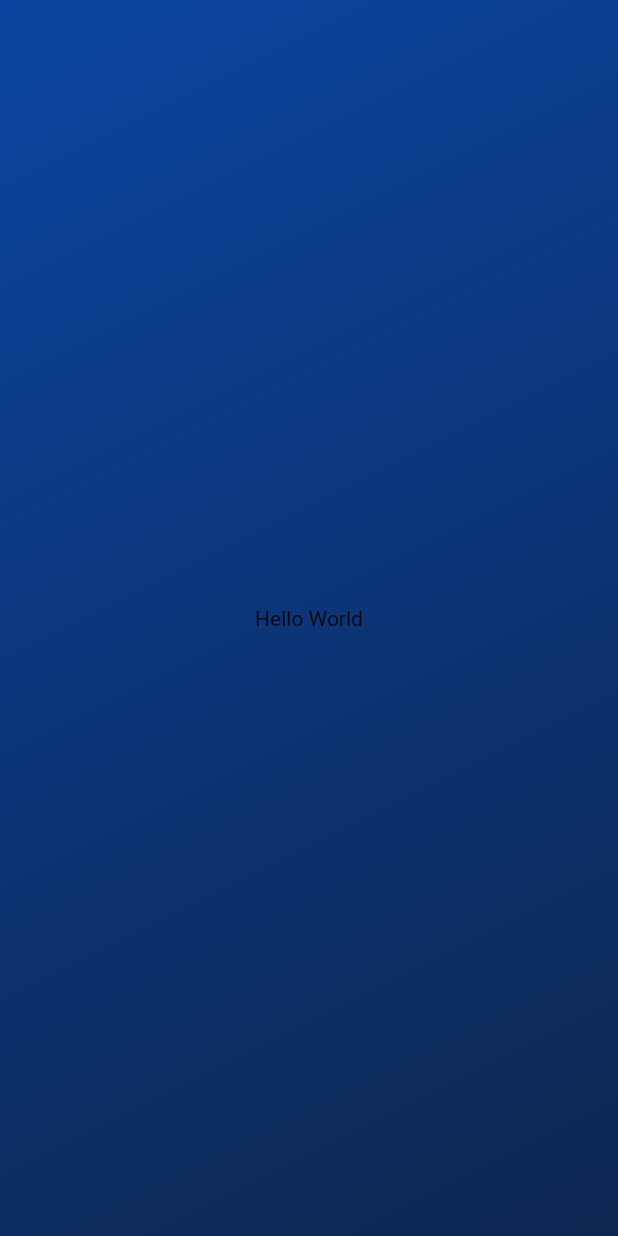
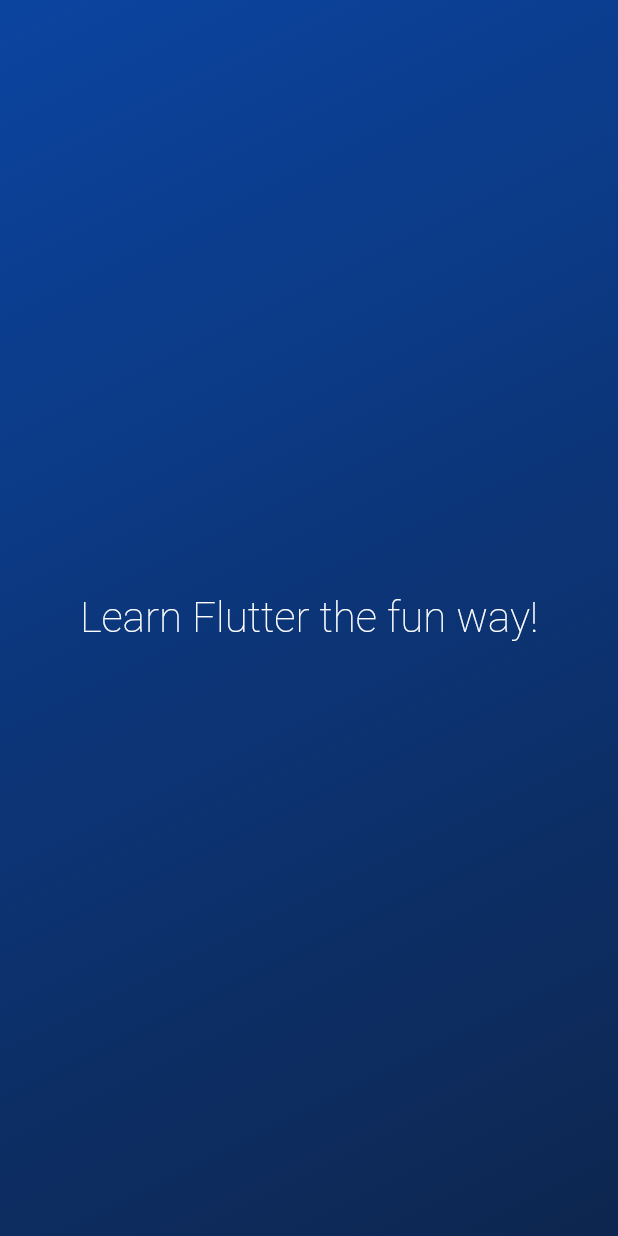
Before and after one commit to jacob-macleod/Flutter-Quiz, a Flutter app: the screen it shows after launch, on a phone screen of 412 x 824 dp. Run offline on Flutter 3.47's test engine with Material 2 defaults, Android fonts, the phone set to English and light mode, and no system bars.

Commit message:
Added hero text to the main screen

```diff
--- a/lib/styled_text.dart
+++ b/lib/componments/styled_text.dart
@@ -6,6 +6,13 @@ class StyledText extends StatelessWidget {
 
   @override
   Widget build(context) {
-    return const Text("Hello world");
+    return Text(
+      myText,
+      style: const TextStyle(
+        fontSize: 28,
+        color: Colors.white,
+        fontWeight: FontWeight.w200,
+      ),
+    );
   }
 }
--- a/lib/screens/main_page.dart
+++ b/lib/screens/main_page.dart
@@ -1,10 +1,11 @@
 import 'package:flutter/material.dart';
+import 'package:flutter_quiz/componments/styled_text.dart';
 
 class MainPage extends StatelessWidget {
   const MainPage({super.key});
 
   @override
   Widget build(context) {
-    return Text("Hello World");
+    return StyledText(myText: "Learn Flutter the fun way!");
   }
 }
--- a/pubspec.yaml
+++ b/pubspec.yaml
@@ -59,7 +59,8 @@ flutter:
   uses-material-design: true
 
   # To add assets to your application, add an assets section, like this:
-  # assets:
+  assets:
+    - assets/images/quiz-logo.png
   #   - images/a_dot_burr.jpeg
   #   - images/a_dot_ham.jpeg
 
```
